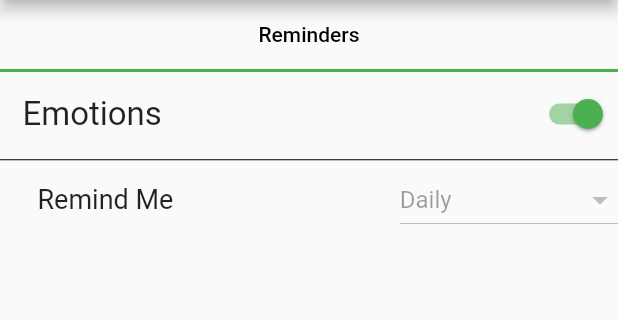
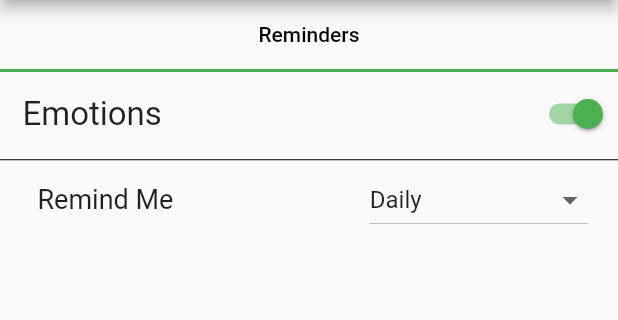
Before and after one commit to jared-nelsen/MoodMap, a Flutter app: the screen it shows after launch, on a phone screen of 412 x 824 dp, the part 84-404 px from its top. Run offline on Flutter 3.47's test engine with Material 2 defaults, Android fonts, the phone set to English and light mode, and no system bars; our stand-ins replace firebase_analytics, google_sign_in; accounts and stored records are empty.

Commit message:
Got dropdown for emotion time to work.

```diff
--- a/lib/management/manage_reminders.dart
+++ b/lib/management/manage_reminders.dart
@@ -11,6 +11,7 @@ class ManageRemindersViewState extends State<ManageRemindersView> {
 
   bool _remindingEmotions;
   var _times = ["Daily", "Hourly", "Every 30 Minutes", "Every 15 Minutes"];
+  String _timeValue = "Daily";
 
   @override
   Widget build(BuildContext context) {
@@ -26,8 +27,10 @@ class ManageRemindersViewState extends State<ManageRemindersView> {
   }
 
   Widget _buildEmotionSettings() {
+
     return new Column(
       children: <Widget>[
+
         new Row (
           children: <Widget>[
             new Expanded(
@@ -40,27 +43,47 @@ class ManageRemindersViewState extends State<ManageRemindersView> {
             ],)
           ],
         ),
+
         new Divider(
           color: Colors.black,
           height: 5.0,
           indent: 0.0,
         ),
+
         new Row(
           children: <Widget>[
+
             new Expanded(
-                child: new Padding(
-                  padding: const EdgeInsets.fromLTRB(25.0, 10.0, 10.0, 10.0),
-                  child: new Text("Remind Me", style: new TextStyle(fontSize: 18.0),),)),
-            new DropdownButton(
-                items: _times.map((String time) {
-                  return new DropdownMenuItem(child: new Text(time));
-                }).toList(),
-                onChanged: null)
+              child: new Padding(
+                padding: const EdgeInsets.fromLTRB(25.0, 10.0, 10.0, 10.0),
+                child: new Text("Remind Me", style: new TextStyle(fontSize: 18.0),),),
+            ),
+
+            new Padding(
+              padding: const EdgeInsets.fromLTRB(0.0, 0.0, 20.0, 0.0),
+              child: new DropdownButton<String>(
+
+                  value: _timeValue,
+
+                  items: _times.map((String time) {
+                    return new DropdownMenuItem<String>(value: time, child: new Text(time));
+                  }).toList(),
+
+                  onChanged: (String time) {
+                    setState(() {
+                      _timeValue = time;
+                    });
+                  }
+
+              ),
+            )
+
           ],
         ),
         new Row()
       ],
     );
+
   }
 
   Widget _buildSleepSettings() {
```
